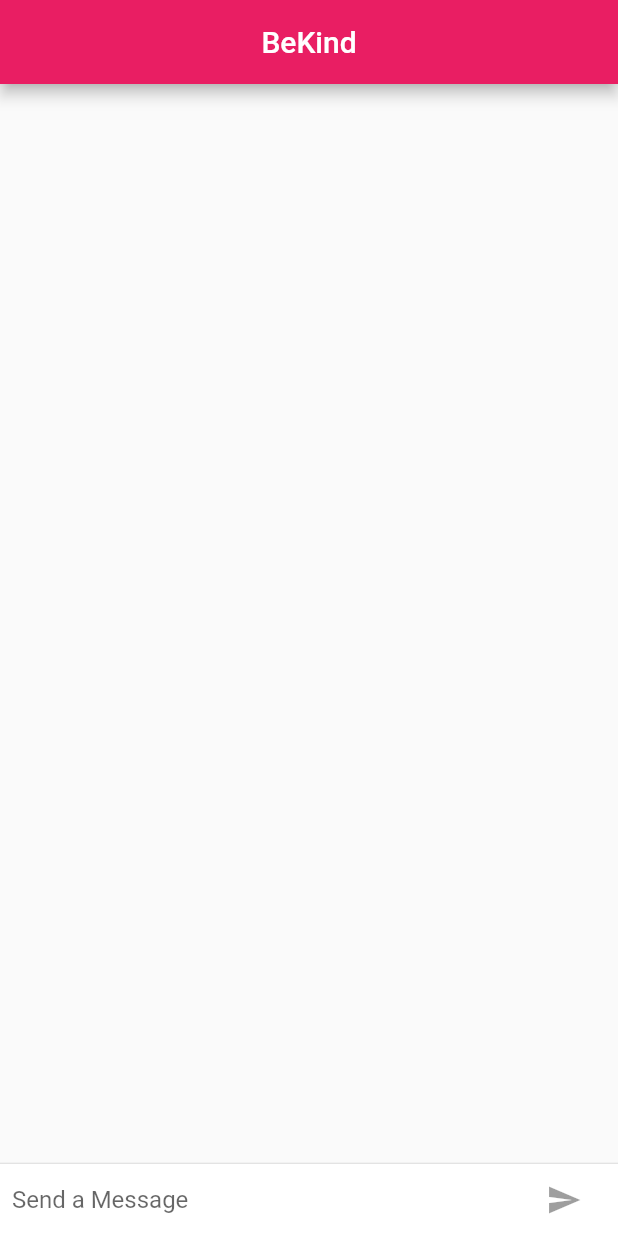
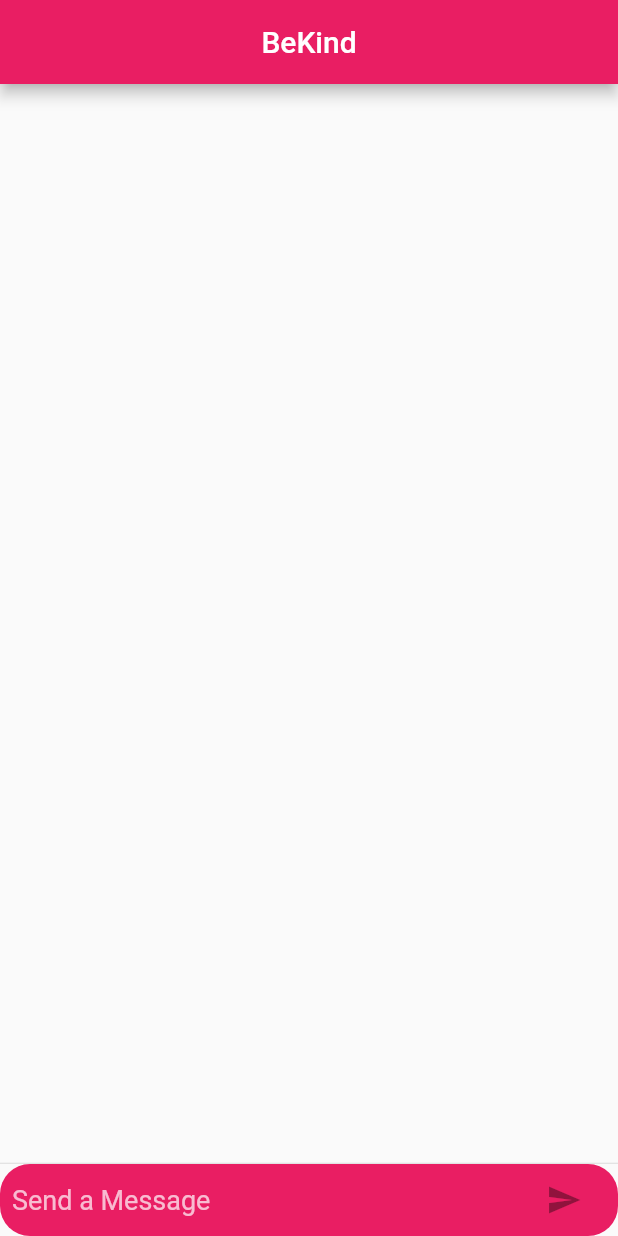
Before and after one commit to jamesonyemi/flutter-demo, a Flutter app: the screen it shows after launch, on a phone screen of 412 x 824 dp. Run offline on Flutter 3.47's test engine with Material 2 defaults, Android fonts, the phone set to English and light mode, and no system bars.

Commit message:
having fun with flutter

```diff
--- a/lib/main.dart
+++ b/lib/main.dart
@@ -15,7 +15,7 @@ void main(){
 
   final ThemeData kDefaultTheme = new ThemeData(
     primarySwatch: Colors.pink,
-    accentColor: Colors.pinkAccent[400],
+    accentColor: Colors.pinkAccent[600],
   );
 // End of color Scheme for IOS and ANDROID
 
@@ -62,7 +62,12 @@ class ChatMessage extends StatelessWidget {
                 new Text(_name,style: Theme.of(context).textTheme.subhead),
                 new Container(
                   margin: const EdgeInsets.only(top: 5.0),
-                  child: new Text(text),
+                  child: new Text(text,
+                  style: new TextStyle(
+                    fontSize: 18.0,
+                    fontWeight: FontWeight.bold
+                    ),
+                  ),
                 )
               ],
             ),
@@ -86,7 +91,7 @@ class ChatMessage extends StatelessWidget {
    bool _isComposing = false;
    @override
     Widget _buildTextComposer() {
-    return new IconTheme(
+     return new IconTheme(
        data: new IconThemeData(color: Theme.of(context).accentColor),
         child: new Container(
         margin: const EdgeInsets.symmetric(horizontal: 8.0),
@@ -94,11 +99,17 @@ class ChatMessage extends StatelessWidget {
           children: <Widget>[
             new Flexible(
               child: new TextField(
+                style: new TextStyle(
+                  color: Colors.white,
+                  decorationStyle: TextDecorationStyle.wavy,
+                  fontSize: 18.0
+                  ),
                 controller: _textController,
                 onChanged: (String text) => setState( ()=> _isComposing = text.length > 0),
                 onSubmitted: _handleSubmitted,
                 decoration: new InputDecoration.collapsed(
-                  hintText: "Send a Message"
+                  hintText: "Send a Message",
+                  hintStyle: new TextStyle(color: Colors.white70)
                 ),
               ),
             ),
@@ -115,6 +126,7 @@ class ChatMessage extends StatelessWidget {
                 ) :
             new IconButton(
                 icon: new Icon(Icons.send),
+                color: Colors.white,
                 onPressed:_isComposing ? () => _handleSubmitted(_textController.text) : null,
                 // onPressed: () {return _handleSubmitted(_textController.text);} //Alternative Syntax
               ),
@@ -124,7 +136,7 @@ class ChatMessage extends StatelessWidget {
         ),
       ),
     );
-  }
+   }
 
   @override
   void dispose(){
@@ -171,7 +183,10 @@ class ChatMessage extends StatelessWidget {
             ),
             new Divider(height: 1.0),
             new Container(
-              decoration: new BoxDecoration(color: Theme.of(context).cardColor),
+              decoration: new BoxDecoration(
+                color: Theme.of(context).accentColor,
+                borderRadius: new BorderRadius.all(const Radius.circular(20.0))
+              ),
               child: _buildTextComposer(),
             )
           ],
```
